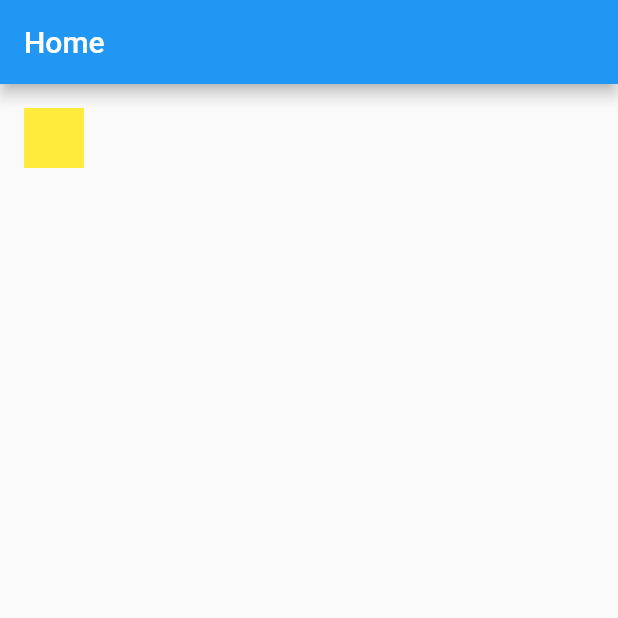
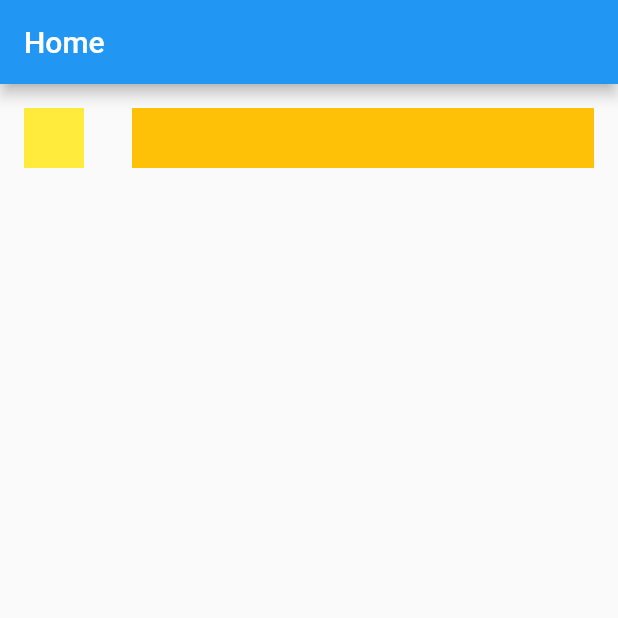
Before and after one commit to simonojok19/flutter_chapter5, a Flutter app: the screen it shows after launch, on a phone screen of 412 x 824 dp, the top half of it. Run offline on Flutter 3.47's test engine with Material 2 defaults, Android fonts, the phone set to English and light mode, and no system bars.

Commit message:
added expanded widget

```diff
--- a/lib/pages/home.dart
+++ b/lib/pages/home.dart
@@ -25,7 +25,14 @@ class _HomeState extends State<Home> {
                       height: 40.0,
                       width: 40.0
                     ),
-                    Padding(padding: EdgeInsets.all(16.0),)
+                    Padding(padding: EdgeInsets.all(16.0),),
+                    Expanded(
+                      child: Container(
+                        color: Colors.amber,
+                        height: 40.0,
+                        width: 40.0
+                      ),
+                    )
                   ]
                 )
               ]
```
